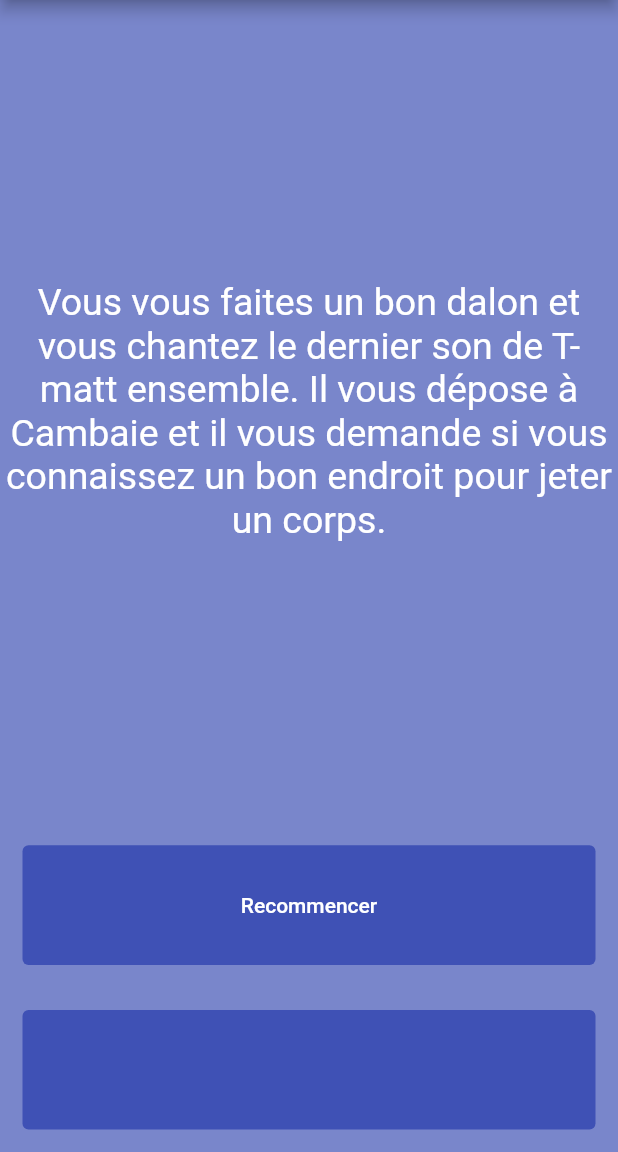
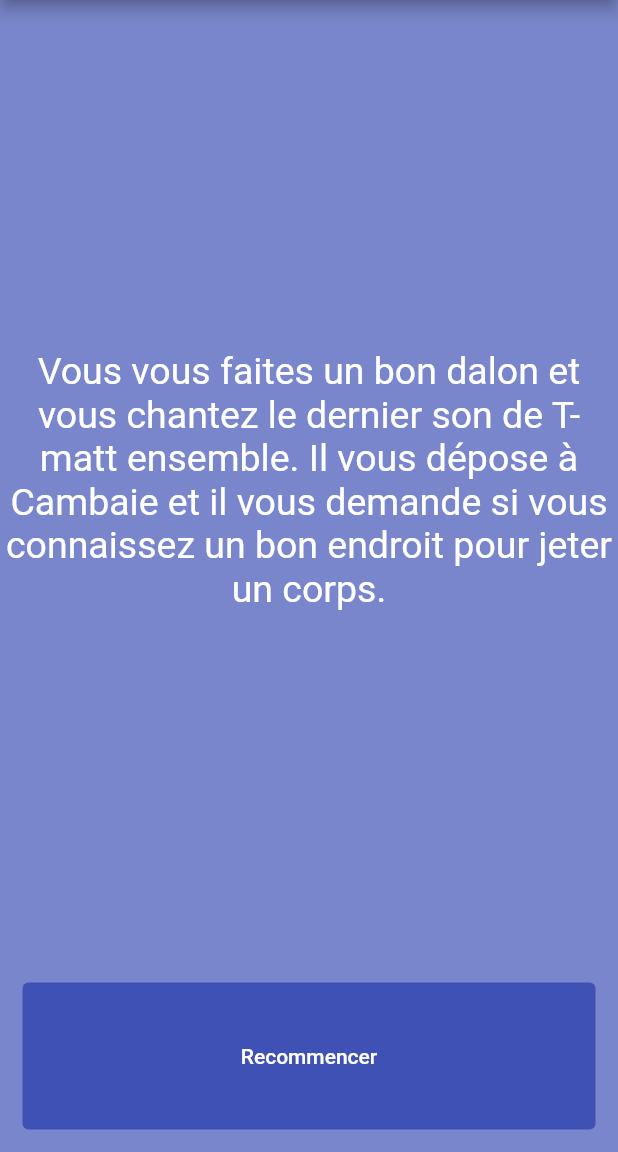
Before and after one commit to Binique/story, a Flutter app: the Story5 screen opened directly, on a phone screen of 412 x 824 dp, the part 84-1236 px from its top. Run offline on Flutter 3.47's test engine with Material 2 defaults, Android fonts, the phone set to English and light mode, and no system bars.

Commit message:
Mise à jour Structure story 5

```diff
--- a/lib/main.dart
+++ b/lib/main.dart
@@ -332,23 +332,9 @@ class Story5 extends StatelessWidget {
                 child: TextButton(
                   style: TextButton.styleFrom(backgroundColor: Colors.indigo.shade500),
                   onPressed: () {
-
+                    Navigator.pop(context);
                   },
                   child:Text("Recommencer",
-                      style: TextStyle(color: Colors.white,)
-                  ),
-                ),
-              ),
-            ),
-            Expanded(
-              child:Padding(
-                padding: const EdgeInsets.all(15.0),
-                child: TextButton(
-                  style: TextButton.styleFrom(backgroundColor: Colors.indigo.shade500),
-                  onPressed: () {
-
-                  },
-                  child:Text("",
                       style: TextStyle(color: Colors.white,)
                   ),
                 ),
```
